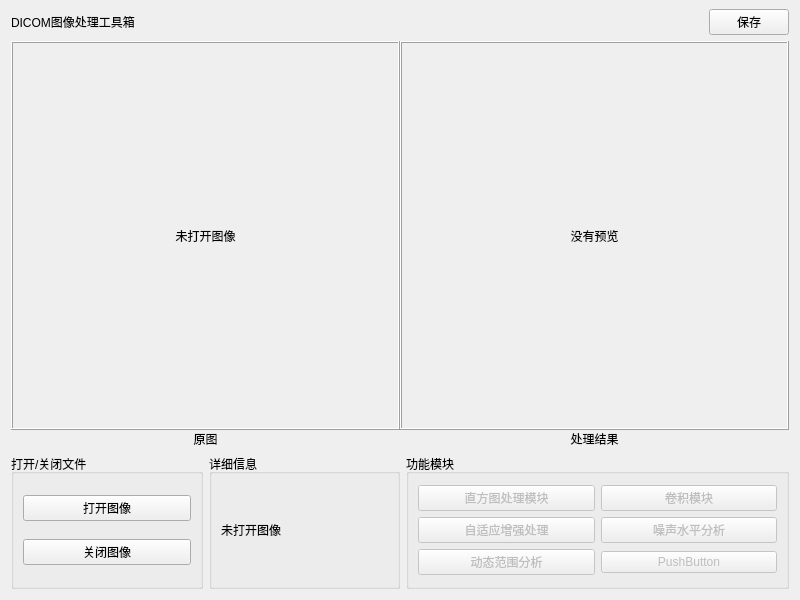
Old version of the form src/ui/ui_main_widget.ui in the repository inferno0303/Medical-Image-Enhancement-Software.
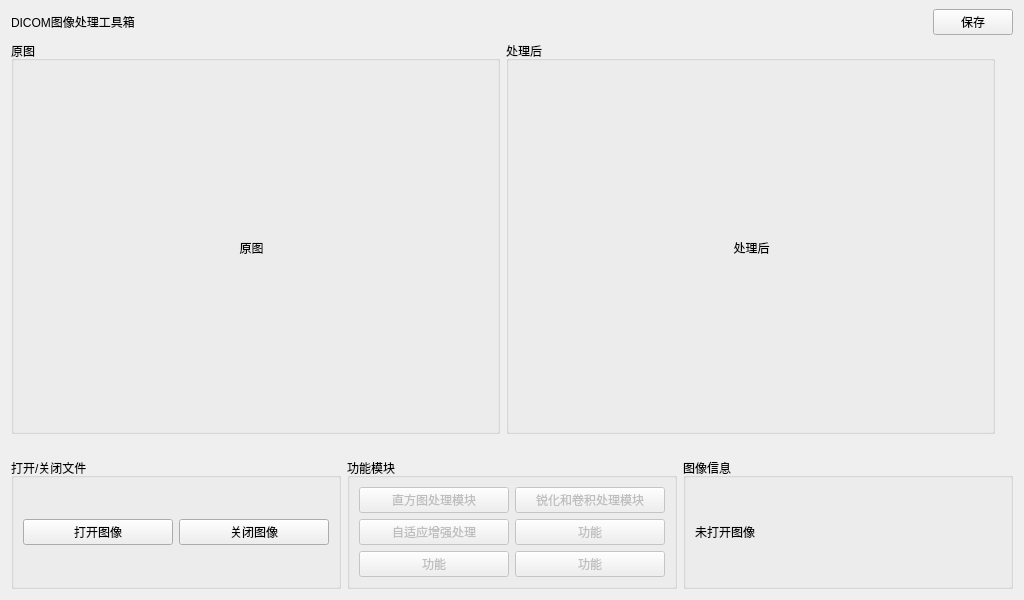
New version of the form.

What changed in the file:
```diff
--- a/src/ui/ui_main_widget.ui
+++ b/src/ui/ui_main_widget.ui
@@ -6,13 +6,13 @@
    <rect>
     <x>0</x>
     <y>0</y>
-    <width>800</width>
+    <width>1024</width>
     <height>600</height>
    </rect>
   </property>
   <property name="minimumSize">
    <size>
-    <width>800</width>
+    <width>1024</width>
     <height>600</height>
    </size>
   </property>
@@ -22,7 +22,7 @@
   <property name="layoutDirection">
    <enum>Qt::LeftToRight</enum>
   </property>
-  <layout class="QVBoxLayout" name="verticalLayout_2" stretch="0,3,1">
+  <layout class="QVBoxLayout" name="verticalLayout_2" stretch="0,4,1">
    <property name="spacing">
     <number>6</number>
    </property>
@@ -73,17 +73,53 @@
     </layout>
    </item>
    <item>
-    <layout class="QVBoxLayout" name="verticalLayout_6" stretch="1,0">
+    <layout class="QHBoxLayout" name="horizontalLayout_1" stretch="0">
      <property name="spacing">
+      <number>6</number>
+     </property>
+     <property name="leftMargin">
       <number>0</number>
      </property>
+     <property name="topMargin">
+      <number>0</number>
+     </property>
+     <property name="rightMargin">
+      <number>9</number>
+     </property>
+     <property name="bottomMargin">
+      <number>9</number>
+     </property>
      <item>
-      <layout class="QHBoxLayout" name="horizontalLayout_3">
+      <layout class="QHBoxLayout" name="horizontalLayout_3" stretch="1,1">
        <property name="spacing">
-        <number>0</number>
+        <number>6</number>
        </property>
+       <property name="rightMargin">
+        <number>9</number>
+       </property>
+       <property name="bottomMargin">
+        <number>9</number>
+       </property>
        <item>
+        <widget class="QGroupBox" name="groupBox">
+         <property name="title">
+          <string>原图</string>
+         </property>
         <widget class="QLabel" name="label_original_image">
+          <property name="geometry">
+           <rect>
+            <x>10</x>
+            <y>26</y>
+            <width>461</width>
+            <height>361</height>
+           </rect>
+          </property>
+          <property name="sizePolicy">
+           <sizepolicy hsizetype="Expanding" vsizetype="Expanding">
+            <horstretch>1</horstretch>
+            <verstretch>1</verstretch>
+           </sizepolicy>
+          </property>
          <property name="maximumSize">
           <size>
            <width>16777215</width>
@@ -91,21 +127,40 @@
           </size>
          </property>
          <property name="frameShape">
-          <enum>QFrame::Box</enum>
+           <enum>QFrame::NoFrame</enum>
          </property>
          <property name="frameShadow">
           <enum>QFrame::Raised</enum>
          </property>
          <property name="text">
-          <string>未打开图像</string>
+           <string>原图</string>
          </property>
          <property name="alignment">
           <set>Qt::AlignCenter</set>
          </property>
         </widget>
+        </widget>
        </item>
        <item>
+        <widget class="QGroupBox" name="groupBox_5">
+         <property name="title">
+          <string>处理后</string>
+         </property>
         <widget class="QLabel" name="label_result">
+          <property name="geometry">
+           <rect>
+            <x>10</x>
+            <y>26</y>
+            <width>471</width>
+            <height>361</height>
+           </rect>
+          </property>
+          <property name="sizePolicy">
+           <sizepolicy hsizetype="Preferred" vsizetype="Preferred">
+            <horstretch>0</horstretch>
+            <verstretch>0</verstretch>
+           </sizepolicy>
+          </property>
          <property name="maximumSize">
           <size>
            <width>16777215</width>
@@ -113,66 +168,40 @@
           </size>
          </property>
          <property name="frameShape">
-          <enum>QFrame::Box</enum>
+           <enum>QFrame::NoFrame</enum>
          </property>
          <property name="frameShadow">
           <enum>QFrame::Raised</enum>
          </property>
          <property name="text">
-          <string>没有预览</string>
+           <string>处理后</string>
          </property>
          <property name="alignment">
           <set>Qt::AlignCenter</set>
          </property>
         </widget>
-       </item>
-      </layout>
-     </item>
-     <item>
-      <layout class="QHBoxLayout" name="horizontalLayout">
-       <property name="spacing">
-        <number>0</number>
-       </property>
-       <item>
-        <widget class="QLabel" name="label_4">
-         <property name="text">
-          <string>原图</string>
-         </property>
-         <property name="alignment">
-          <set>Qt::AlignCenter</set>
-         </property>
         </widget>
        </item>
-       <item>
-        <widget class="QLabel" name="label_3">
-         <property name="text">
-          <string>处理结果</string>
-         </property>
-         <property name="alignment">
-          <set>Qt::AlignCenter</set>
-         </property>
-        </widget>
-       </item>
       </layout>
      </item>
     </layout>
    </item>
    <item>
-    <layout class="QHBoxLayout" name="horizontalLayout_2" stretch="1,1,2">
+    <layout class="QHBoxLayout" name="horizontalLayout_2" stretch="0,0,0">
      <item>
       <widget class="QGroupBox" name="groupBox_2">
        <property name="title">
         <string>打开/关闭文件</string>
        </property>
-       <layout class="QVBoxLayout" name="verticalLayout_3">
-        <item>
+       <layout class="QGridLayout" name="gridLayout">
+        <item row="0" column="0">
          <widget class="QPushButton" name="pushButton_openImage">
           <property name="text">
            <string>打开图像</string>
           </property>
          </widget>
         </item>
-        <item>
+        <item row="0" column="1">
          <widget class="QPushButton" name="pushButton_closeImage">
           <property name="text">
            <string>关闭图像</string>
@@ -182,47 +211,19 @@
        </layout>
       </widget>
      </item>
-     <item>
-      <widget class="QGroupBox" name="groupBox_3">
-       <property name="title">
-        <string>详细信息</string>
-       </property>
-       <layout class="QVBoxLayout" name="verticalLayout_5">
-        <item>
-         <widget class="QLabel" name="label_image_detail">
-          <property name="text">
-           <string>未打开图像</string>
-          </property>
-         </widget>
-        </item>
-       </layout>
-      </widget>
-     </item>
      <item>
       <widget class="QGroupBox" name="groupBox_4">
        <property name="title">
         <string>功能模块</string>
        </property>
-       <layout class="QVBoxLayout" name="verticalLayout_4">
-        <item>
-         <layout class="QGridLayout" name="gridLayout">
-          <item row="0" column="0">
-           <widget class="QPushButton" name="pushButton_calcHistogram">
+       <layout class="QGridLayout" name="gridLayout_2">
+        <item row="1" column="2">
+         <widget class="QPushButton" name="pushButton_calcNoiseLevel">
             <property name="enabled">
              <bool>false</bool>
             </property>
             <property name="text">
-             <string>直方图处理模块</string>
-            </property>
-           </widget>
-          </item>
-          <item row="0" column="1">
-           <widget class="QPushButton" name="pushButton_4">
-            <property name="enabled">
-             <bool>false</bool>
-            </property>
-            <property name="text">
-             <string>卷积模块</string>
+           <string>功能</string>
             </property>
            </widget>
           </item>
@@ -236,37 +237,61 @@
             </property>
            </widget>
           </item>
-          <item row="1" column="1">
-           <widget class="QPushButton" name="pushButton_calcNoiseLevel">
+        <item row="0" column="2">
+         <widget class="QPushButton" name="pushButton_conv">
             <property name="enabled">
              <bool>false</bool>
             </property>
             <property name="text">
-             <string>噪声水平分析</string>
+           <string>锐化和卷积处理模块</string>
             </property>
            </widget>
           </item>
-          <item row="2" column="0">
+        <item row="0" column="0">
+         <widget class="QPushButton" name="pushButton_calcHistogram">
+          <property name="enabled">
+           <bool>false</bool>
+          </property>
+          <property name="text">
+           <string>直方图处理模块</string>
+          </property>
+         </widget>
+        </item>
+        <item row="2" column="2">
            <widget class="QPushButton" name="pushButton_calcDynamicRange">
             <property name="enabled">
              <bool>false</bool>
             </property>
             <property name="text">
-             <string>动态范围分析</string>
+           <string>功能</string>
             </property>
            </widget>
           </item>
-          <item row="2" column="1">
+        <item row="2" column="0">
            <widget class="QPushButton" name="pushButton_2">
             <property name="enabled">
              <bool>false</bool>
             </property>
             <property name="text">
-             <string>PushButton</string>
+           <string>功能</string>
             </property>
            </widget>
           </item>
          </layout>
+      </widget>
+     </item>
+     <item>
+      <widget class="QGroupBox" name="groupBox_3">
+       <property name="title">
+        <string>图像信息</string>
+       </property>
+       <layout class="QVBoxLayout" name="verticalLayout_5">
+        <item>
+         <widget class="QLabel" name="label_image_detail">
+          <property name="text">
+           <string>未打开图像</string>
+          </property>
+         </widget>
         </item>
        </layout>
       </widget>
```
Left out of the diff: 2 changed lines with no effect on the pictures. Lines whose indentation alone changed are shown as unchanged.
